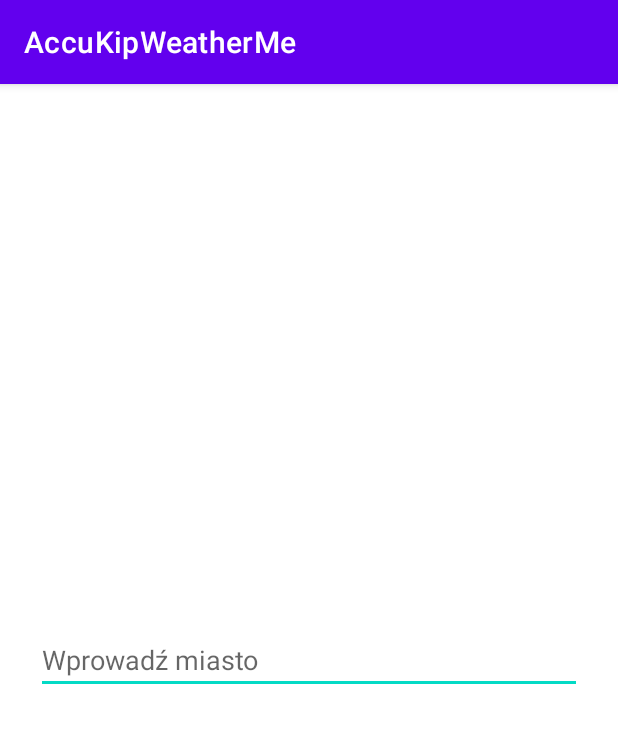
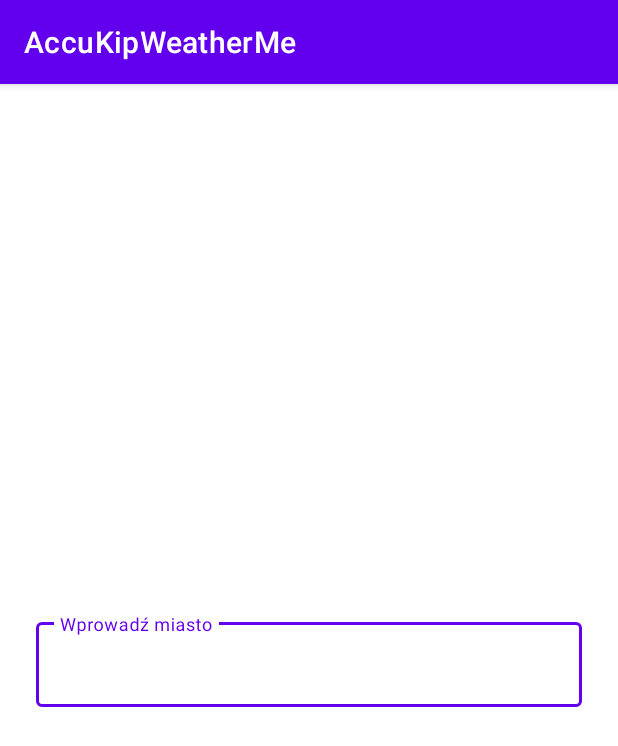
Before and after one commit to gregrdm/AccuKipWeatherMe, an Android app: the screen it shows after launch (MainActivity), on a phone screen of 412 x 824 dp. Shown: the top 746 px of the screen. Run offline under Robolectric (Android 15) with nearby library versions, the phone set to English and light mode, and no system bars.

```diff
--- a/app/build.gradle
+++ b/app/build.gradle
@@ -30,6 +30,10 @@ android {
     kotlinOptions {
         jvmTarget = '1.8'
     }
+
+    buildFeatures {
+        viewBinding = true
+    }
 }
 
 dependencies {
@@ -41,6 +45,7 @@ dependencies {
     implementation 'androidx.constraintlayout:constraintlayout:2.0.4'
     implementation 'androidx.lifecycle:lifecycle-livedata-ktx:2.3.1'
     implementation 'androidx.lifecycle:lifecycle-viewmodel-ktx:2.3.1'
+    implementation 'androidx.legacy:legacy-support-v4:1.0.0'
     testImplementation 'junit:junit:4.13.2'
     androidTestImplementation 'androidx.test.ext:junit:1.1.2'
     androidTestImplementation 'androidx.test.espresso:espresso-core:3.3.0'
--- a/app/src/main/java/com/gregrdm/accukipweatherme/ui/main/MainFragment.kt
+++ b/app/src/main/java/com/gregrdm/accukipweatherme/ui/main/MainFragment.kt
@@ -1,31 +1,51 @@
 package com.gregrdm.accukipweatherme.ui.main
 
-import androidx.lifecycle.ViewModelProvider
 import android.os.Bundle
-import androidx.fragment.app.Fragment
+import android.util.Log
 import android.view.LayoutInflater
 import android.view.View
 import android.view.ViewGroup
+import androidx.core.widget.doAfterTextChanged
+import androidx.fragment.app.Fragment
+import androidx.lifecycle.ViewModelProvider
 import com.gregrdm.accukipweatherme.R
+import com.gregrdm.accukipweatherme.databinding.MainFragmentBinding
 
-class MainFragment : Fragment() {
+class MainFragment : Fragment(R.layout.main_fragment) {
 
-    companion object {
-        fun newInstance() = MainFragment()
-    }
-
+    private var _binding: MainFragmentBinding? = null
+    private val binding get() = _binding!!
     private lateinit var viewModel: MainViewModel
 
     override fun onCreateView(
-        inflater: LayoutInflater, container: ViewGroup?,
+        inflater: LayoutInflater,
+        container: ViewGroup?,
         savedInstanceState: Bundle?
     ): View {
-        return inflater.inflate(R.layout.main_fragment, container, false)
+        _binding = MainFragmentBinding.inflate(inflater, container, false)
+        return binding.root
     }
 
     override fun onActivityCreated(savedInstanceState: Bundle?) {
         super.onActivityCreated(savedInstanceState)
         viewModel = ViewModelProvider(this).get(MainViewModel::class.java)
         // TODO: Use the ViewModel
+
+        val cityInputText = binding.inputCityName.editText?.text.toString()
+        binding.inputCityName.editText?.doAfterTextChanged {
+            if (it?.trim().toString() != cityInputText) {
+                // todo call viewModel.fetchCities()
+                Log.d("CityField", "Changed value to: ${it.toString()}")
+            }
+        }
+    }
+
+    override fun onDestroy() {
+        _binding = null
+        super.onDestroy()
+    }
+
+    companion object {
+        fun newInstance() = MainFragment()
     }
 }
--- a/app/src/main/res/layout/main_fragment.xml
+++ b/app/src/main/res/layout/main_fragment.xml
@@ -7,8 +7,20 @@
     android:layout_height="match_parent"
     tools:context=".ui.main.MainFragment">
 
-    <AutoCompleteTextView
-        android:id="@+id/autoCompleteTextView"
+<!--    <AutoCompleteTextView-->
+<!--        android:id="@+id/autoCompleteTextView"-->
+<!--        android:layout_width="match_parent"-->
+<!--        android:layout_height="wrap_content"-->
+<!--        android:layout_margin="24dp"-->
+<!--        android:hint="@string/input_city"-->
+<!--        app:layout_constraintBottom_toBottomOf="parent"-->
+<!--        app:layout_constraintEnd_toEndOf="parent"-->
+<!--        app:layout_constraintStart_toStartOf="parent"-->
+<!--        app:layout_constraintTop_toTopOf="parent" />-->
+
+    <com.google.android.material.textfield.TextInputLayout
+        android:id="@+id/inputCityName"
+        style="@style/Widget.MaterialComponents.TextInputLayout.OutlinedBox"
         android:layout_width="match_parent"
         android:layout_height="wrap_content"
         android:layout_margin="24dp"
@@ -16,6 +28,12 @@
         app:layout_constraintBottom_toBottomOf="parent"
         app:layout_constraintEnd_toEndOf="parent"
         app:layout_constraintStart_toStartOf="parent"
-        app:layout_constraintTop_toTopOf="parent" />
+        app:layout_constraintTop_toTopOf="parent">
+
+        <com.google.android.material.textfield.TextInputEditText
+            android:layout_width="match_parent"
+            android:layout_height="wrap_content" />
+
+    </com.google.android.material.textfield.TextInputLayout>
 
 </androidx.constraintlayout.widget.ConstraintLayout>
```
Also changed, not shown: app/src/main/java/com/gregrdm/accukipweatherme/ui/details/WeatherDetailsFragment.kt (added, +31 -0 lines), app/src/main/java/com/gregrdm/accukipweatherme/ui/details/WeatherDetailsViewModel.kt (added, +7 -0 lines), app/src/main/res/layout/weather_details_fragment.xml (added, +13 -0 lines).
